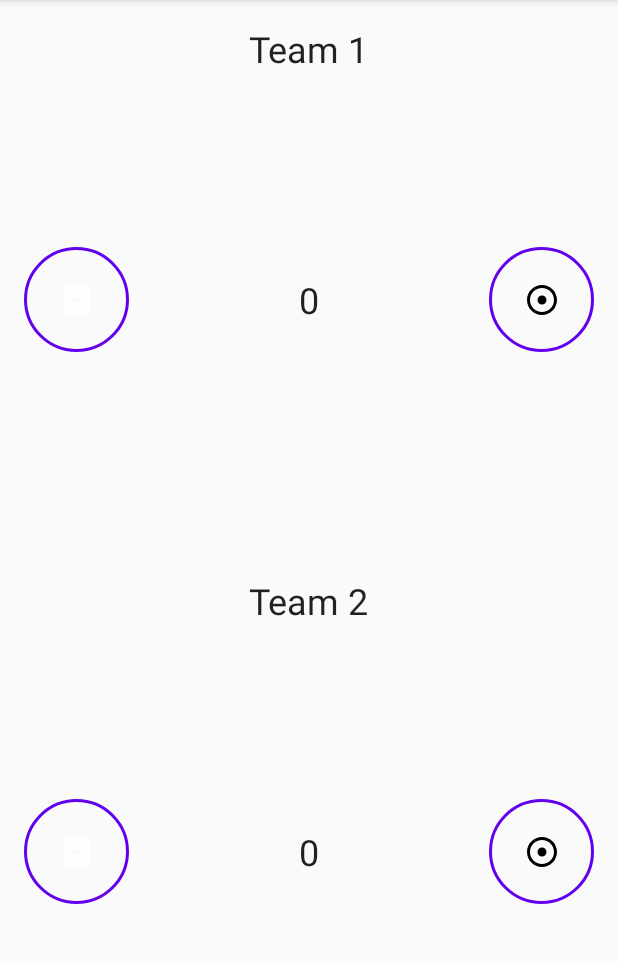
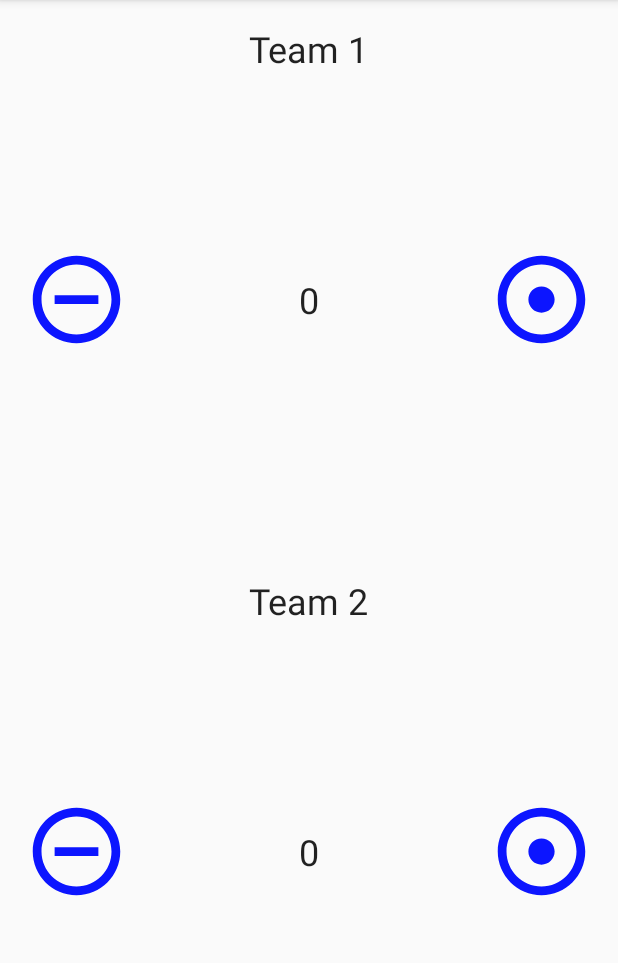
Before and after one commit to Moskaoud/StyleThemeDrawable, an Android app: the screen it shows after launch (MainActivity), on a phone screen of 412 x 824 dp, the part 84-1047 px from its top. Run offline under Robolectric (Android 15) with nearby library versions, the phone set to English and light mode, and no system bars.

Commit message:
StyleThemeDrawable

```diff
--- a/app/src/main/res/drawable-anydpi/ic_minus.xml
+++ /dev/null
@@ -1,11 +0,0 @@
-<vector xmlns:android="http://schemas.android.com/apk/res/android"
-    android:width="24dp"
-    android:height="24dp"
-    android:viewportWidth="24"
-    android:viewportHeight="24"
-    android:tint="#FFFFFF"
-    android:alpha="0.8">
-    <path
-        android:fillColor="#FF000000"
-        android:pathData="M19,3L5,3c-1.1,0 -2,0.9 -2,2v14c0,1.1 0.9,2 2,2h14c1.1,0 2,-0.9 2,-2L21,5c0,-1.1 -0.9,-2 -2,-2zM17,13L7,13v-2h10v2z"/>
-</vector>
--- a/app/src/main/res/drawable/button_background.xml
+++ b/app/src/main/res/drawable/button_background.xml
@@ -2,7 +2,6 @@
 <shape   xmlns:android="http://schemas.android.com/apk/res/android"
     android:shape="oval">
     <stroke
-        android:width="2dp"
-        android:color="@color/colorPrimary"/>
+        android:color="@android:color/holo_red_dark"/>
 
 </shape>
--- /dev/null
+++ b/app/src/main/res/drawable/ic_minus.xml
@@ -0,0 +1,8 @@
+<vector android:height="70dp" android:tint="#0C15FF"
+    android:viewportHeight="24.0"
+    android:viewportWidth="24.0"
+    android:width="70dp"
+    xmlns:android="http://schemas.android.com/apk/res/android">
+    <path android:fillColor="#FF000000"
+        android:pathData="M7,11v2h10v-2L7,11zM12,2C6.48,2 2,6.48 2,12s4.48,10 10,10 10,-4.48 10,-10S17.52,2 12,2zM12,20c-4.41,0 -8,-3.59 -8,-8s3.59,-8 8,-8 8,3.59 8,8 -3.59,8 -8,8z"/>
+</vector>
--- a/app/src/main/res/drawable/ic_plus.xml
+++ b/app/src/main/res/drawable/ic_plus.xml
@@ -1,9 +1,5 @@
-<vector xmlns:android="http://schemas.android.com/apk/res/android"
-        android:width="24dp"
-        android:height="24dp"
-        android:viewportWidth="24.0"
-        android:viewportHeight="24.0">
-    <path
-        android:fillColor="#FF000000"
-        android:pathData="M12,2C6.49,2 2,6.49 2,12s4.49,10 10,10 10,-4.49 10,-10S17.51,2 12,2zM12,20c-4.41,0 -8,-3.59 -8,-8s3.59,-8 8,-8 8,3.59 8,8 -3.59,8 -8,8zM15,12c0,1.66 -1.34,3 -3,3s-3,-1.34 -3,-3 1.34,-3 3,-3 3,1.34 3,3z"/>
+<vector android:height="70dp" android:tint="#0C15FF"
+    android:viewportHeight="24.0" android:viewportWidth="24.0"
+    android:width="70dp" xmlns:android="http://schemas.android.com/apk/res/android">
+    <path android:fillColor="#FF000000" android:pathData="M12,2C6.49,2 2,6.49 2,12s4.49,10 10,10 10,-4.49 10,-10S17.51,2 12,2zM12,20c-4.41,0 -8,-3.59 -8,-8s3.59,-8 8,-8 8,3.59 8,8 -3.59,8 -8,8zM15,12c0,1.66 -1.34,3 -3,3s-3,-1.34 -3,-3 1.34,-3 3,-3 3,1.34 3,3z"/>
 </vector>
--- a/app/src/main/res/values/styles.xml
+++ b/app/src/main/res/values/styles.xml
@@ -11,11 +11,12 @@
     <style name="ScoreButtons" parent="Widget.AppCompat.Button">
         <item name="android:background">@drawable/button_background</item>
     </style>
-    <style name="PlusButtons" parent="ScoreButtons">
+    <style name="PlusButtons" >
         <item name="android:src">@drawable/ic_plus</item>
         <item name="android:contentDescription">@string/plus_button_description</item>
+        <item name="color">@color/colorPrimaryDark</item>
     </style>
-    <style name="MinusButtons" parent="ScoreButtons">
+    <style name="MinusButtons">
         <item name="android:src">@drawable/ic_minus</item>
         <item name="android:contentDescription">@string/minus_button_description</item>
     </style>
```
Also changed, not shown: app/src/main/res/drawable-hdpi/ic_minus.png (deleted), app/src/main/res/drawable-mdpi/ic_minus.png (deleted), app/src/main/res/drawable-xhdpi/ic_minus.png (deleted), app/src/main/res/drawable-xxhdpi/ic_minus.png (deleted), 2 other files.
